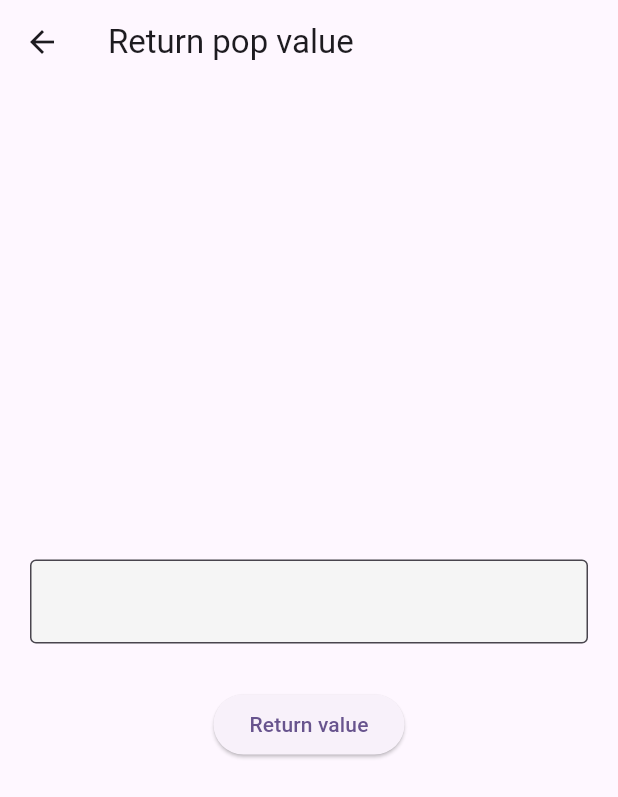
After one commit to Odinachi/SCA-playground, a Flutter app: the PopValueScreen screen opened by its route, on a phone screen of 412 x 824 dp. The commit adds this screen. Shown: the top 797 px of the screen. Run offline on Flutter 3.47's test engine with Material 3 defaults, Android fonts, the phone set to English and light mode, and no system bars; our stand-ins replace cached_network_image, carousel_slider, flutter_svg.

Commit message:
pop return

```diff
--- /dev/null
+++ b/lib/features/back_values/pop_value_screen.dart
@@ -0,0 +1,54 @@
+import 'package:flutter/material.dart';
+
+class PopValueScreen extends StatefulWidget {
+  const PopValueScreen({super.key});
+
+  @override
+  State<PopValueScreen> createState() => _PopValueScreenState();
+}
+
+class _PopValueScreenState extends State<PopValueScreen> {
+  final _controller = TextEditingController();
+
+  @override
+  void dispose() {
+    super.dispose();
+    _controller.dispose();
+  }
+
+  @override
+  Widget build(BuildContext context) {
+    return Scaffold(
+      appBar: AppBar(
+        title: Text("Return pop value"),
+      ),
+      body: Padding(
+        padding: const EdgeInsets.symmetric(horizontal: 20.0),
+        child: Column(
+          mainAxisAlignment: MainAxisAlignment.center,
+          children: [
+            TextFormField(
+              onTapOutside: (a) {
+                FocusScope.of(context).unfocus();
+              },
+              controller: _controller,
+              decoration: InputDecoration(
+                filled: true,
+                fillColor: Colors.grey.shade100,
+                border: OutlineInputBorder(),
+              ),
+            ),
+            SizedBox(
+              height: 30,
+            ),
+            ElevatedButton(
+                onPressed: () {
+                  Navigator.pop(context, _controller.text);
+                },
+                child: Text("Return value"))
+          ],
+        ),
+      ),
+    );
+  }
+}
--- a/lib/features/navigation/route_strings.dart
+++ b/lib/features/navigation/route_strings.dart
@@ -7,4 +7,5 @@ class AppRouteStrings {
   static const String carouselScreen = "/carousel_screen";
   static const String pageViewScreen = "/page_view_screen";
   static const String tabBarViewScreen = "/tab_bar_view_screen";
+  static const String popValueScreen = "/pop_value_screen";
 }
--- a/lib/features/navigation/router.dart
+++ b/lib/features/navigation/router.dart
@@ -1,5 +1,6 @@
 import 'package:flutter/cupertino.dart';
 import 'package:secondapp/features/Navigation/route_strings.dart';
+import 'package:secondapp/features/back_values/pop_value_screen.dart';
 import 'package:secondapp/features/carousel/carousel_screen.dart';
 import 'package:secondapp/features/home/home_screen.dart';
 import 'package:secondapp/features/login/login_screen.dart';
@@ -34,6 +35,8 @@ class AppRouter {
         return CupertinoPageRoute(builder: (_) => const PageViewScreen());
       case AppRouteStrings.tabBarViewScreen:
         return CupertinoPageRoute(builder: (_) => const TabBarViewScreen());
+      case AppRouteStrings.popValueScreen:
+        return CupertinoPageRoute(builder: (_) => const PopValueScreen());
       default:
         return CupertinoPageRoute(builder: (_) => const SizedBox());
     }
--- a/lib/main.dart
+++ b/lib/main.dart
@@ -1,13 +1,13 @@
 import 'package:flutter/material.dart';
-import 'package:secondapp/features/Navigation/route_strings.dart';
 import 'package:secondapp/features/Navigation/router.dart';
+import 'package:secondapp/features/navigation/route_strings.dart';
 
 void main() {
   runApp(MyApp());
 }
 
 class MyApp extends StatelessWidget {
-  MyApp({super.key});
+  const MyApp({super.key});
 
   // This widget is the root of your application.
   @override
@@ -20,7 +20,7 @@ class MyApp extends StatelessWidget {
         useMaterial3: true,
       ),
       onGenerateRoute: AppRouter.appRouter,
-      initialRoute: AppRouteStrings.base,
+      initialRoute: AppRouteStrings.loginScreen,
     );
   }
 }
```
Also changed, not shown: lib/features/home/home_screen.dart (+22 -6 lines).
